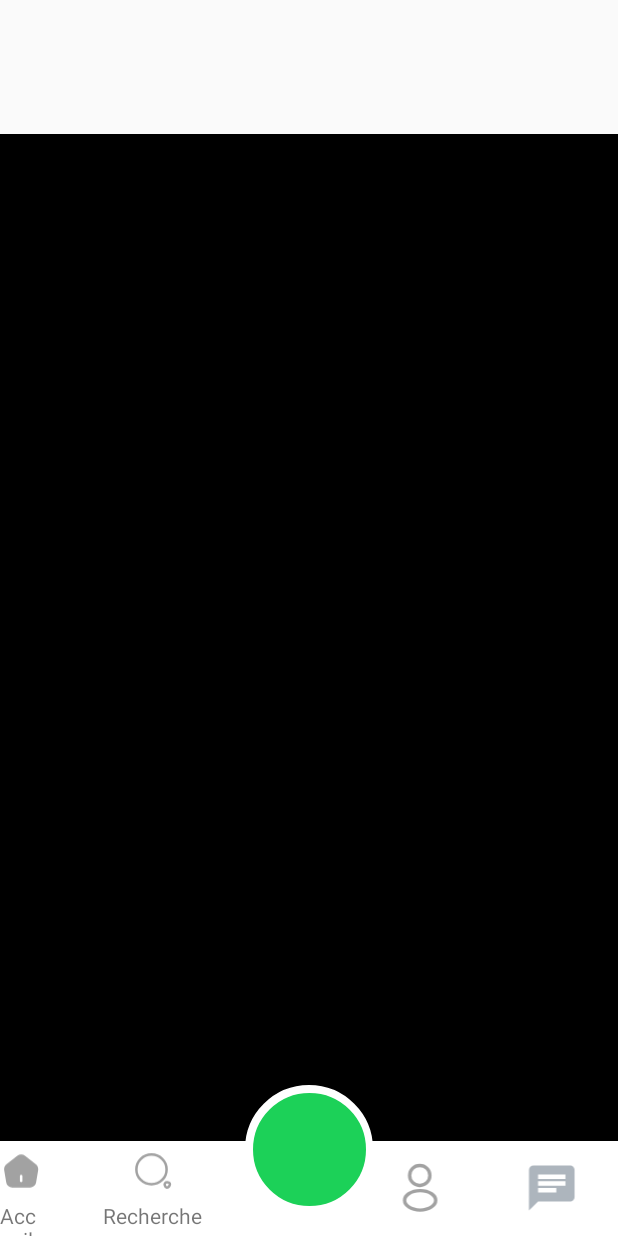
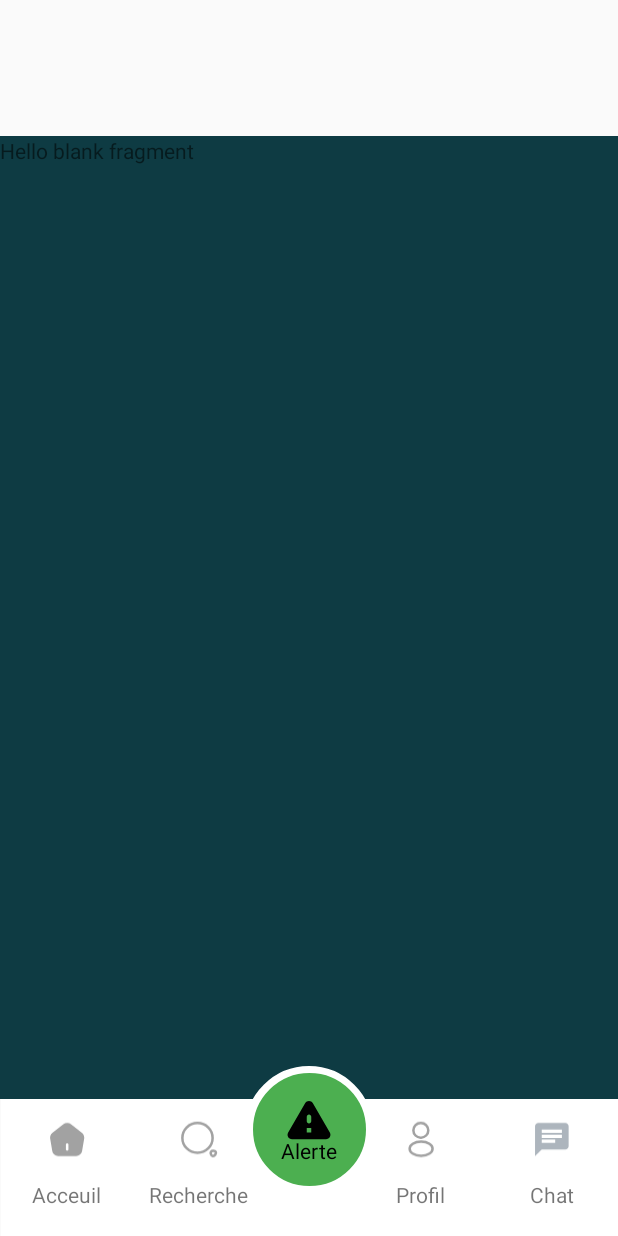
Before and after one commit to SsBarbatos/Alawan, an Android app: the MainPage screen opened directly, with no data from a screen before it, on a phone screen of 412 x 824 dp. Run offline under Robolectric (Android 15) with nearby library versions, the phone set to English and light mode, and no system bars.

Commit message:
push navbar fait
La nav bar est fait. Il manquera juste le code ou des modification pour zak

```diff
--- a/app/build.gradle.kts
+++ b/app/build.gradle.kts
@@ -29,6 +29,7 @@ android {
 }
 
 dependencies {
+    implementation("com.google.android.gms:play-services-maps:18.2.0")
     var nav_version = "2.5.3"
     implementation("androidx.appcompat:appcompat:1.6.1")
     implementation("com.google.android.material:material:1.11.0")
--- a/app/src/main/res/drawable/green_round.xml
+++ b/app/src/main/res/drawable/green_round.xml
@@ -4,9 +4,9 @@
     android:shape="ring"
     android:thicknessRatio="2"
     android:useLevel="false">
-    <solid android:color="@color/vertFonce" />
+    <solid android:color="@color/vertBoutonMenu" />
     <stroke
         android:width="1.5dp"
-        android:color="@color/vertFonce" />
+        android:color="@color/vertBoutonMenu" />
 
 </shape>
--- /dev/null
+++ b/app/src/main/res/drawable/ic_warning.xml
@@ -0,0 +1,5 @@
+<vector android:height="24dp" android:tint="#000000"
+    android:viewportHeight="24" android:viewportWidth="24"
+    android:width="24dp" xmlns:android="http://schemas.android.com/apk/res/android">
+    <path android:fillColor="@android:color/white" android:pathData="M4.47,21h15.06c1.54,0 2.5,-1.67 1.73,-3L13.73,4.99c-0.77,-1.33 -2.69,-1.33 -3.46,0L2.74,18c-0.77,1.33 0.19,3 1.73,3zM12,14c-0.55,0 -1,-0.45 -1,-1v-2c0,-0.55 0.45,-1 1,-1s1,0.45 1,1v2c0,0.55 -0.45,1 -1,1zM13,18h-2v-2h2v2z"/>
+</vector>
--- a/app/src/main/res/layout/activity_main_page.xml
+++ b/app/src/main/res/layout/activity_main_page.xml
@@ -10,19 +10,19 @@
     <androidx.fragment.app.FragmentContainerView
         android:id="@+id/fcView"
         android:name="androidx.navigation.fragment.NavHostFragment"
-        android:layout_width="414dp"
-        android:layout_height="671dp"
+        android:layout_width="match_parent"
+        android:layout_height="642dp"
         app:defaultNavHost="true"
         app:layout_constraintBottom_toTopOf="@+id/linearLayout"
         app:layout_constraintEnd_toEndOf="parent"
-        app:layout_constraintHorizontal_bias="1.0"
+        app:layout_constraintHorizontal_bias="0.0"
         app:layout_constraintStart_toStartOf="parent"
         app:navGraph="@navigation/nav_graph" />
 
     <LinearLayout
         android:id="@+id/linearLayout"
-        android:layout_width="match_parent"
-        android:layout_height="63dp"
+        android:layout_width="411dp"
+        android:layout_height="91dp"
         android:background="@color/white"
         android:orientation="horizontal"
         app:layout_constraintBottom_toBottomOf="parent"
@@ -38,8 +38,9 @@
             android:paddingRight="30dp">
 
             <LinearLayout
-                android:layout_width="wrap_content"
+                android:layout_width="match_parent"
                 android:layout_height="match_parent"
+                android:layout_weight="1"
                 android:gravity="center"
                 android:orientation="vertical">
 
@@ -51,11 +52,11 @@
                     app:srcCompat="@drawable/ic_home" />
 
                 <TextView
-                    android:id="@+id/textView3"
-                    android:layout_width="match_parent"
+                    android:id="@+id/textAcceuil"
+                    android:layout_width="wrap_content"
                     android:layout_height="wrap_content"
                     android:layout_weight="1"
-                    android:text="Acceuil" />
+                    android:text="@string/acceuilText" />
             </LinearLayout>
 
             <LinearLayout
@@ -73,11 +74,11 @@
                     app:srcCompat="@drawable/ic_search" />
 
                 <TextView
-                    android:id="@+id/textView2"
+                    android:id="@+id/textRecherche"
                     android:layout_width="wrap_content"
                     android:layout_height="wrap_content"
                     android:layout_weight="1"
-                    android:text="Recherche" />
+                    android:text="@string/rechercheText" />
             </LinearLayout>
 
         </LinearLayout>
@@ -90,6 +91,13 @@
             android:orientation="horizontal"
             android:paddingLeft="30dp">
 
+            <LinearLayout
+                android:layout_width="match_parent"
+                android:layout_height="match_parent"
+                android:layout_weight="1"
+                android:gravity="center"
+                android:orientation="vertical">
+
                 <ImageView
                     android:id="@+id/iconProfile"
                     android:layout_width="28dp"
@@ -97,12 +105,36 @@
                     android:layout_weight="1"
                     app:srcCompat="@drawable/ic_profile" />
 
+                <TextView
+                    android:id="@+id/textProfil"
+                    android:layout_width="wrap_content"
+                    android:layout_height="wrap_content"
+                    android:layout_weight="1"
+                    android:text="@string/profilText" />
+            </LinearLayout>
+
+            <LinearLayout
+                android:layout_width="match_parent"
+                android:layout_height="match_parent"
+                android:layout_weight="1"
+                android:gravity="center"
+                android:orientation="vertical">
+
                 <ImageView
                     android:id="@+id/iconChat"
                     android:layout_width="28dp"
                     android:layout_height="36dp"
                     android:layout_weight="1"
                     app:srcCompat="@drawable/ic_chat" />
+
+                <TextView
+                    android:id="@+id/textChat"
+                    android:layout_width="wrap_content"
+                    android:layout_height="wrap_content"
+                    android:layout_weight="1"
+                    android:text="@string/chatText" />
+            </LinearLayout>
+
         </LinearLayout>
 
     </LinearLayout>
@@ -111,7 +143,7 @@
         android:id="@+id/imageView6"
         android:layout_width="85dp"
         android:layout_height="85dp"
-        android:layout_marginBottom="15dp"
+        android:layout_marginBottom="28dp"
         app:layout_constraintBottom_toBottomOf="@+id/linearLayout"
         app:layout_constraintEnd_toEndOf="parent"
         app:layout_constraintStart_toStartOf="parent"
@@ -121,10 +153,31 @@
         android:id="@+id/imageView7"
         android:layout_width="75dp"
         android:layout_height="75dp"
-        android:layout_marginBottom="20dp"
+        android:layout_marginBottom="33dp"
         app:layout_constraintBottom_toBottomOf="parent"
         app:layout_constraintEnd_toEndOf="parent"
         app:layout_constraintStart_toStartOf="parent"
         app:srcCompat="@drawable/green_round" />
 
+    <TextView
+        android:id="@+id/textAlerteMenu"
+        android:layout_width="wrap_content"
+        android:layout_height="wrap_content"
+        android:layout_marginBottom="47dp"
+        android:text="@string/alerteText"
+        android:textColor="@color/black"
+        app:layout_constraintBottom_toBottomOf="parent"
+        app:layout_constraintEnd_toEndOf="parent"
+        app:layout_constraintStart_toStartOf="parent" />
+
+    <ImageView
+        android:id="@+id/imageView8"
+        android:layout_width="36dp"
+        android:layout_height="36dp"
+        android:layout_marginBottom="60dp"
+        app:layout_constraintBottom_toBottomOf="@+id/linearLayout"
+        app:layout_constraintEnd_toEndOf="parent"
+        app:layout_constraintStart_toStartOf="parent"
+        app:srcCompat="@drawable/ic_warning" />
+
 </androidx.constraintlayout.widget.ConstraintLayout>
--- a/app/src/main/res/layout/fragment_map.xml
+++ b/app/src/main/res/layout/fragment_map.xml
@@ -4,7 +4,7 @@
     android:layout_width="match_parent"
     android:layout_height="match_parent"
     tools:context=".Map"
-    android:background="@color/black">
+    android:background="@color/bleu">
 
     <!-- TODO: Update blank fragment layout -->
     <TextView
--- a/app/src/main/res/values/colors.xml
+++ b/app/src/main/res/values/colors.xml
@@ -4,6 +4,7 @@
     <color name="white">#FFFFFFFF</color>
     <color name="vertPale">#63FFA4</color>
     <color name="vertFonce">#1CD158</color>
+    <color name="vertBoutonMenu">#4CAF50</color>
     <color name="rouge">#B3001B</color>
     <color name="bleu">#0E3B43</color>
     <color name="gris">#A2A2A2</color>
--- a/app/src/main/res/values/strings.xml
+++ b/app/src/main/res/values/strings.xml
@@ -15,7 +15,11 @@
     <string name="reinitialisationMdp">Réinitialiser le mot de passe</string>
     <string name="reinitialiser">Réinitialiser</string>
     <string name="nomApp">Alawan</string>
+    <string name="acceuilText">Acceuil</string>
+    <string name="rechercheText">Recherche</string>
+    <string name="chatText">Chat</string>
+    <string name="alerteText">Alerte</string>
+    <string name="profilText">Profil</string>
     <!-- TODO: Remove or change this placeholder text -->
     <string name="hello_blank_fragment">Hello blank fragment</string>
-
 </resources>
```
Lines whose indentation alone changed are shown as unchanged.
